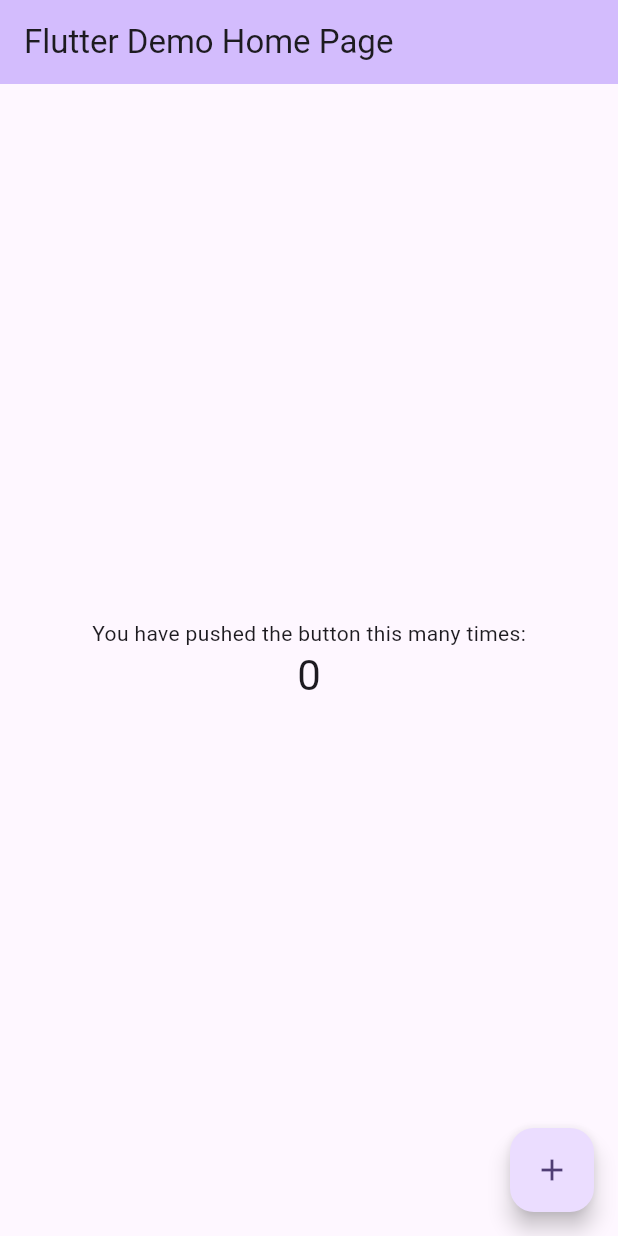
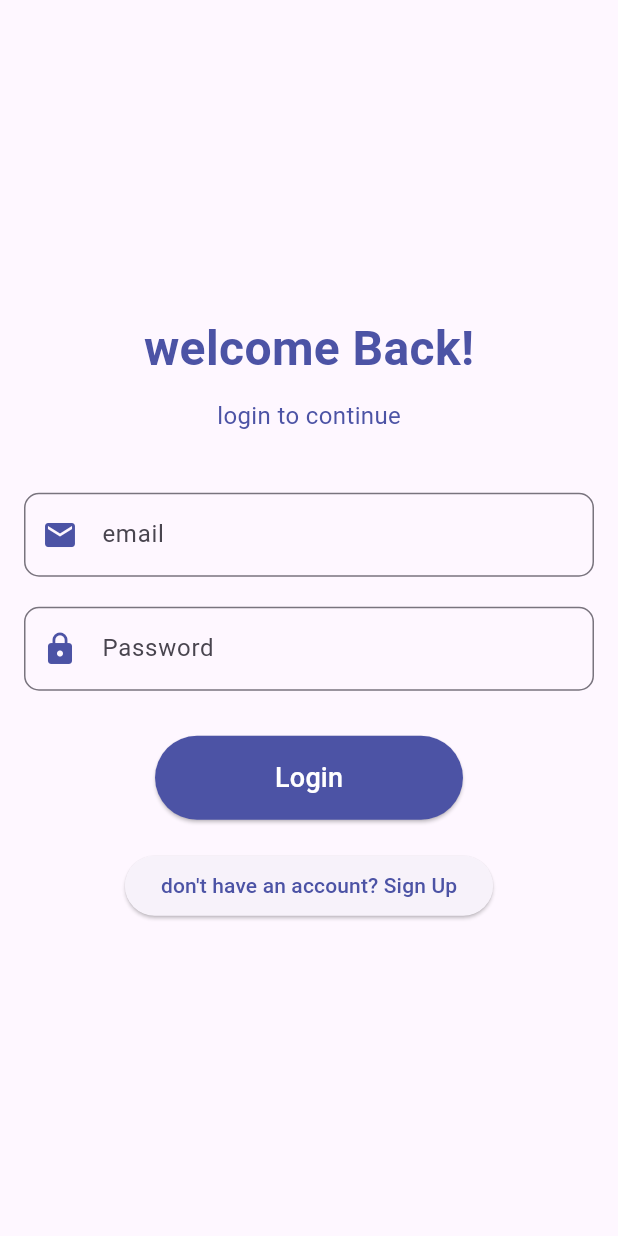
Before and after one commit to YusufxAlbana/Flutter-App, a Flutter app: the screen it shows after launch, on a phone screen of 412 x 824 dp. Run offline on Flutter 3.47's test engine with Material 3 defaults, Android fonts, the phone set to English and light mode, and no system bars.

Commit message:
Perubahan Login Page

```diff
--- a/lib/main.dart
+++ b/lib/main.dart
@@ -1,125 +1,20 @@
 import 'package:flutter/material.dart';
+import 'pages/login_page.dart';
 
-void main() {
+void main () {
   runApp(const MyApp());
 }
 
 class MyApp extends StatelessWidget {
   const MyApp({super.key});
 
-  // This widget is the root of your application.
   @override
   Widget build(BuildContext context) {
     return MaterialApp(
-      title: 'Flutter Demo',
-      theme: ThemeData(
-        // This is the theme of your application.
-        //
-        // TRY THIS: Try running your application with "flutter run". You'll see
-        // the application has a purple toolbar. Then, without quitting the app,
-        // try changing the seedColor in the colorScheme below to Colors.green
-        // and then invoke "hot reload" (save your changes or press the "hot
-        // reload" button in a Flutter-supported IDE, or press "r" if you used
-        // the command line to start the app).
-        //
-        // Notice that the counter didn't reset back to zero; the application
-        // state is not lost during the reload. To reset the state, use hot
-        // restart instead.
-        //
-        // This works for code too, not just values: Most code changes can be
-        // tested with just a hot reload.
-        colorScheme: ColorScheme.fromSeed(seedColor: Colors.deepPurple),
-        useMaterial3: true,
-      ),
-      home: const MyHomePage(title: 'Flutter Demo Home Page'),
+      debugShowCheckedModeBanner: false,
+      initialRoute: 'loginPage',
+      routes: {'loginPage': (context) => const LoginPage()},
+
     );
   }
 }
-
-class MyHomePage extends StatefulWidget {
-  const MyHomePage({super.key, required this.title});
-
-  // This widget is the home page of your application. It is stateful, meaning
-  // that it has a State object (defined below) that contains fields that affect
-  // how it looks.
-
-  // This class is the configuration for the state. It holds the values (in this
-  // case the title) provided by the parent (in this case the App widget) and
-  // used by the build method of the State. Fields in a Widget subclass are
-  // always marked "final".
-
-  final String title;
-
-  @override
-  State<MyHomePage> createState() => _MyHomePageState();
-}
-
-class _MyHomePageState extends State<MyHomePage> {
-  int _counter = 0;
-
-  void _incrementCounter() {
-    setState(() {
-      // This call to setState tells the Flutter framework that something has
-      // changed in this State, which causes it to rerun the build method below
-      // so that the display can reflect the updated values. If we changed
-      // _counter without calling setState(), then the build method would not be
-      // called again, and so nothing would appear to happen.
-      _counter++;
-    });
-  }
-
-  @override
-  Widget build(BuildContext context) {
-    // This method is rerun every time setState is called, for instance as done
-    // by the _incrementCounter method above.
-    //
-    // The Flutter framework has been optimized to make rerunning build methods
-    // fast, so that you can just rebuild anything that needs updating rather
-    // than having to individually change instances of widgets.
-    return Scaffold(
-      appBar: AppBar(
-        // TRY THIS: Try changing the color here to a specific color (to
-        // Colors.amber, perhaps?) and trigger a hot reload to see the AppBar
-        // change color while the other colors stay the same.
-        backgroundColor: Theme.of(context).colorScheme.inversePrimary,
-        // Here we take the value from the MyHomePage object that was created by
-        // the App.build method, and use it to set our appbar title.
-        title: Text(widget.title),
-      ),
-      body: Center(
-        // Center is a layout widget. It takes a single child and positions it
-        // in the middle of the parent.
-        child: Column(
-          // Column is also a layout widget. It takes a list of children and
-          // arranges them vertically. By default, it sizes itself to fit its
-          // children horizontally, and tries to be as tall as its parent.
-          //
-          // Column has various properties to control how it sizes itself and
-          // how it positions its children. Here we use mainAxisAlignment to
-          // center the children vertically; the main axis here is the vertical
-          // axis because Columns are vertical (the cross axis would be
-          // horizontal).
-          //
-          // TRY THIS: Invoke "debug painting" (choose the "Toggle Debug Paint"
-          // action in the IDE, or press "p" in the console), to see the
-          // wireframe for each widget.
-          mainAxisAlignment: MainAxisAlignment.center,
-          children: <Widget>[
-            const Text(
-              'You have pushed the button this many times:',
-            ),
-            Text(
-              '$_counter',
-              style: Theme.of(context).textTheme.headlineMedium,
-            ),
-          ],
-        ),
-      ),
-      floatingActionButton: FloatingActionButton(
-        onPressed: _incrementCounter,
-        tooltip: 'Increment',
-        child: const Icon(Icons.add),
-      ), // This trailing comma makes auto-formatting nicer for build methods.
-    );
-  }
-}
--- /dev/null
+++ b/lib/pages/login_page.dart
@@ -0,0 +1,136 @@
+import 'package:flutter/material.dart';
+
+class LoginPage extends StatefulWidget {
+  const LoginPage({super.key});
+
+  @override
+  State<LoginPage> createState() => _loginPageState();
+}
+
+class _loginPageState extends State<LoginPage> {
+
+  // form login
+final _formKey = GlobalKey<FormState>();
+final TextEditingController _emailController = TextEditingController();
+final TextEditingController _passwordController = TextEditingController();
+
+@override
+  Widget build(BuildContext context) {
+    return Scaffold (
+      body: Center(
+        child: SingleChildScrollView(
+          padding: const EdgeInsets.all(16),
+          child: Form(
+            key: _formKey,
+            child:  Column(
+              mainAxisAlignment: MainAxisAlignment.center,
+              children: [
+                _buildHeader(),
+                const SizedBox(height: 40),
+                _buildEmailField(),
+                const SizedBox(height: 20),
+                _buildPasswordField(),
+                const SizedBox(height: 30),
+                _buildLoginButton(context),
+                const SizedBox(height: 20),
+                _buildSignUpLink(context),
+              ],
+            ),),
+        ),
+      ),
+    );
+  }
+
+  Widget _buildHeader() {
+    return const Column(
+      children: [
+        Text(
+          'welcome Back!',
+          style: TextStyle(
+          fontSize: 32,
+          fontWeight: FontWeight.bold,
+          color: Color(0xFF4C53A5),
+          ),
+        ),
+        SizedBox(height: 10),
+        Text(
+          'login to continue',
+          style: TextStyle(fontSize: 16, color: Color(0xFF4C53A5)),
+        )
+      ],
+    );
+  }
+
+  Widget _buildEmailField() {
+    return TextFormField(
+      controller: _emailController,
+      decoration: InputDecoration(
+        labelText: 'email',
+        prefixIcon: const Icon(Icons.email, color: Color(0xFF4C53A5)),
+        border: OutlineInputBorder(borderRadius: BorderRadius.circular(10)),
+      ),
+      validator: (value) {
+        if (value == null || value.isEmpty) {
+          return 'email tidak boleh kosong';
+        }
+        if (!RegExp(r'').hasMatch(value)) {
+          return 'format email tidak valid';
+        }
+        return null;
+      },
+    );
+  }
+
+  Widget _buildPasswordField() {
+    return TextFormField(
+      controller: _passwordController,
+      decoration: InputDecoration(
+        labelText: 'Password',
+        prefixIcon: const Icon(Icons.lock, color: Color(0xFF4C53A5)),
+        border: OutlineInputBorder(borderRadius: BorderRadius.circular(10)),
+      ),
+      validator: (value) {
+        if (value == null || value.isEmpty) {
+          return 'Password tidak boleh kosong';
+        }
+        if (!RegExp(r'').hasMatch(value)) {
+          return 'Password minimal 6 katakter';
+        }
+        return null;
+      },
+    );
+  }
+
+  Widget _buildLoginButton(BuildContext context) {
+  return ElevatedButton(
+    onPressed: () {
+      if (_formKey.currentState!.validate()) {
+        Navigator.pushReplacementNamed(context, 'AccountPage');
+      }
+    },
+    style: ElevatedButton.styleFrom(
+      backgroundColor: const Color(0xFF4C53A5),
+      padding: const EdgeInsets.symmetric(horizontal: 80, vertical: 15),
+      shape: RoundedRectangleBorder(
+        borderRadius: BorderRadius.circular(30),
+      ),
+    ),
+    child: const Text(
+      'Login',
+      style: TextStyle(color: Colors.white, fontSize: 18),
+    ),
+  );
+ }
+
+ Widget _buildSignUpLink(BuildContext context) {
+  return ElevatedButton(
+    onPressed: () {
+      Navigator.pushNamed(context, '/');
+    },
+    child: const Text(
+      'don\'t have an account? Sign Up',
+      style: TextStyle(color: Color(0xFF4C53A5)),
+    ),
+    );
+  }
+}
```
